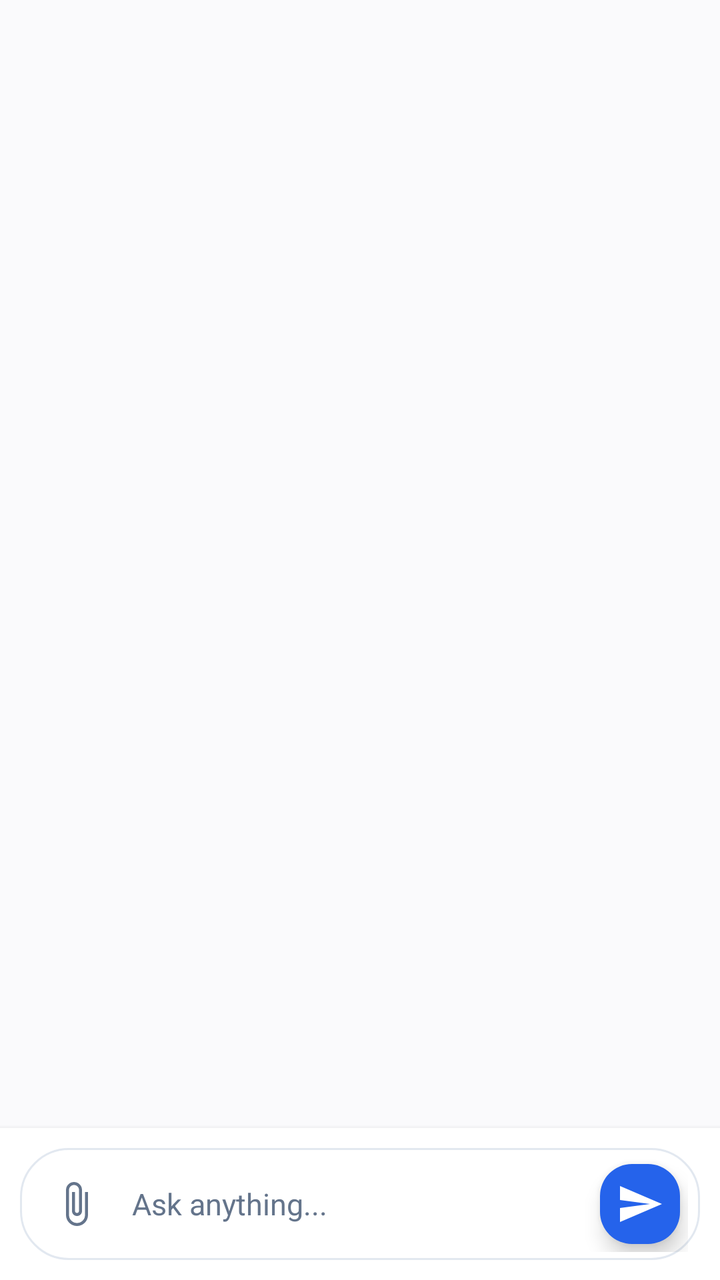
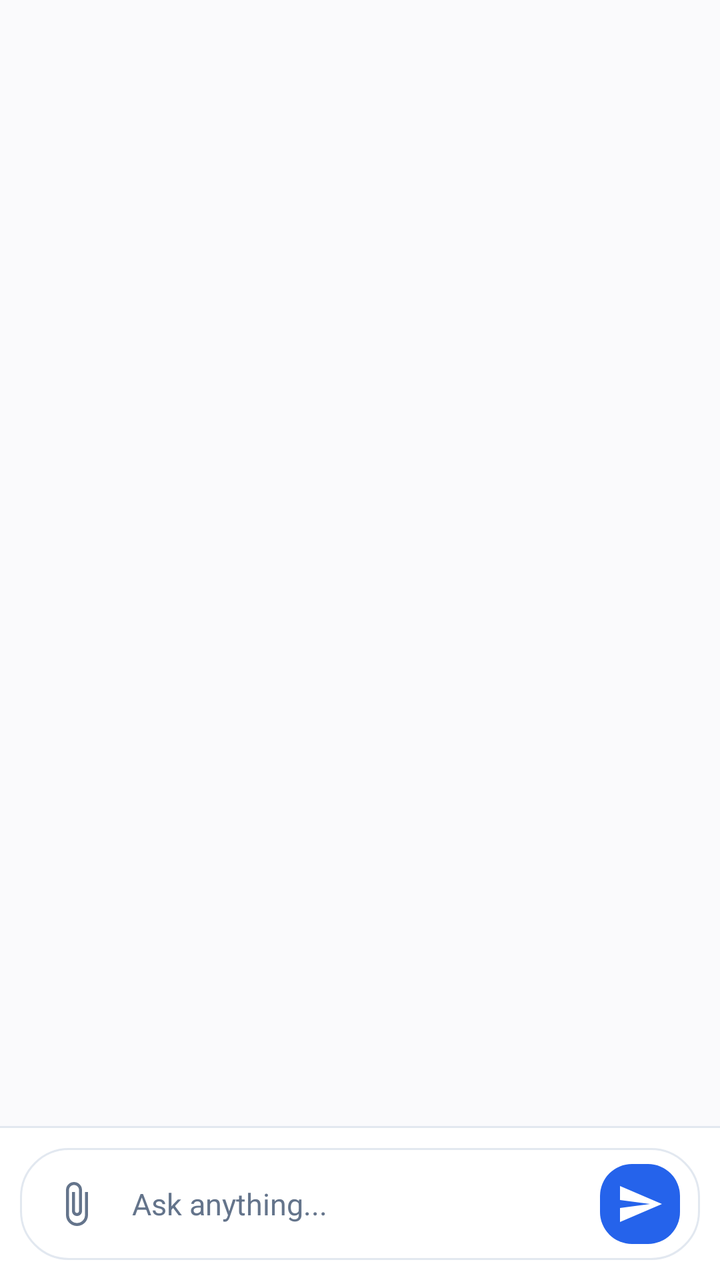

Compare the two renders of this Android layout. The source of the first and the diff that turns it into the second are given below.
<!-- AndroidManifest.xml: application theme Theme.OmniChat -->
<!-- res/layout/fragment_chat.xml -->
<?xml version="1.0" encoding="utf-8"?>
<androidx.constraintlayout.widget.ConstraintLayout
    xmlns:android="http://schemas.android.com/apk/res/android"
    xmlns:app="http://schemas.android.com/apk/res-auto"
    android:id="@+id/chat_root"
    android:layout_width="match_parent"
    android:layout_height="match_parent"
    android:background="?android:colorBackground">

    
    <androidx.recyclerview.widget.RecyclerView
        android:id="@+id/recycler_messages"
        android:layout_width="0dp"
        android:layout_height="0dp"
        android:clipToPadding="false"
        android:paddingStart="12dp"
        android:paddingTop="12dp"
        android:paddingEnd="12dp"
        android:paddingBottom="12dp"
        app:layout_constraintBottom_toTopOf="@+id/composer_container"
        app:layout_constraintEnd_toEndOf="parent"
        app:layout_constraintStart_toStartOf="parent"
        app:layout_constraintTop_toTopOf="parent" />

    
    <androidx.core.widget.NestedScrollView
        android:id="@+id/layout_empty_state"
        android:layout_width="0dp"
        android:layout_height="0dp"
        android:fillViewport="true"
        android:visibility="gone"
        app:layout_constraintBottom_toTopOf="@+id/composer_container"
        app:layout_constraintEnd_toEndOf="parent"
        app:layout_constraintStart_toStartOf="parent"
        app:layout_constraintTop_toTopOf="parent">

        <LinearLayout
            android:layout_width="match_parent"
            android:layout_height="wrap_content"
            android:gravity="center_horizontal"
            android:orientation="vertical"
            android:paddingStart="20dp"
            android:paddingTop="32dp"
            android:paddingEnd="20dp"
            android:paddingBottom="24dp">

            
            <FrameLayout
                android:layout_width="64dp"
                android:layout_height="64dp"
                android:background="@drawable/bg_badge_model">

                <ImageView
                    android:id="@+id/iv_empty_brand_icon"
                    android:layout_width="32dp"
                    android:layout_height="32dp"
                    android:layout_gravity="center"
                    android:src="@drawable/ic_sparkle"
                    app:tint="@color/brand_primary" />

            </FrameLayout>

            <TextView
                android:id="@+id/tv_empty_title"
                android:layout_width="wrap_content"
                android:layout_height="wrap_content"
                android:layout_marginTop="16dp"
                android:text="How can I help you today?"
                android:textAppearance="@style/TextAppearance.Material3.HeadlineSmall"
                android:textColor="?attr/colorOnSurface"
                android:textStyle="bold" />

            
            <TextView
                android:id="@+id/tv_active_model_pill"
                android:layout_width="wrap_content"
                android:layout_height="wrap_content"
                android:layout_marginTop="8dp"
                android:background="@drawable/bg_pill_blue"
                android:paddingStart="12dp"
                android:paddingTop="4dp"
                android:paddingEnd="12dp"
                android:paddingBottom="4dp"
                android:text="⚡ GPT-4o • OpenAI"
                android:textColor="@color/status_blue_text"
                android:textSize="12sp"
                android:textStyle="bold" />

            
            <com.google.android.material.card.MaterialCardView
                android:id="@+id/card_missing_key"
                style="@style/Widget.Material3.CardView.Filled"
                android:layout_width="match_parent"
                android:layout_height="wrap_content"
                android:layout_marginTop="20dp"
                app:cardBackgroundColor="@color/status_amber_bg"
                app:cardCornerRadius="16dp"
                app:strokeColor="@color/status_amber_border"
                app:strokeWidth="1dp">

                <LinearLayout
                    android:layout_width="match_parent"
                    android:layout_height="wrap_content"
                    android:gravity="center_vertical"
                    android:orientation="horizontal"
                    android:padding="16dp">

                    <LinearLayout
                        android:layout_width="0dp"
                        android:layout_height="wrap_content"
                        android:layout_weight="1"
                        android:orientation="vertical">

                        <TextView
                            android:id="@+id/tv_missing_key_title"
                            android:layout_width="wrap_content"
                            android:layout_height="wrap_content"
                            android:text="⚠️ API Key Required"
                            android:textAppearance="@style/TextAppearance.Material3.TitleSmall"
                            android:textColor="@color/status_amber_text"
                            android:textStyle="bold" />

                        <TextView
                            android:id="@+id/tv_missing_key_subtitle"
                            android:layout_width="wrap_content"
                            android:layout_height="wrap_content"
                            android:layout_marginTop="2dp"
                            android:text="Enter your API key to start chatting with official models."
                            android:textAppearance="@style/TextAppearance.Material3.BodySmall"
                            android:textColor="?attr/colorOnSurfaceVariant"
                            android:textSize="12sp" />

                    </LinearLayout>

                    <com.google.android.material.button.MaterialButton
                        android:id="@+id/btn_add_key_banner"
                        style="@style/Widget.Material3.Button"
                        android:layout_width="wrap_content"
                        android:layout_height="38dp"
                        android:layout_marginStart="8dp"
                        android:text="Add Key"
                        android:textSize="12sp"
                        app:icon="@drawable/ic_key"
                        app:iconSize="14dp" />

                </LinearLayout>

            </com.google.android.material.card.MaterialCardView>

            
            <TextView
                android:layout_width="match_parent"
                android:layout_height="wrap_content"
                android:layout_marginTop="24dp"
                android:text="Suggested Starters"
                android:textAppearance="@style/TextAppearance.Material3.LabelLarge"
                android:textColor="?attr/colorOnSurfaceVariant" />

            <LinearLayout
                android:layout_width="match_parent"
                android:layout_height="wrap_content"
                android:layout_marginTop="10dp"
                android:orientation="vertical">

                
                <com.google.android.material.card.MaterialCardView
                    android:id="@+id/card_starter_1"
                    style="@style/Widget.Material3.CardView.Elevated"
                    android:layout_width="match_parent"
                    android:layout_height="wrap_content"
                    android:layout_marginBottom="8dp"
                    android:clickable="true"
                    android:focusable="true"
                    app:cardCornerRadius="14dp"
                    app:cardElevation="1dp"
                    app:strokeColor="?attr/colorOutline"
                    app:strokeWidth="1dp">

                    <LinearLayout
                        android:layout_width="match_parent"
                        android:layout_height="wrap_content"
                        android:gravity="center_vertical"
                        android:orientation="horizontal"
                        android:padding="14dp">

                        <TextView
                            android:layout_width="wrap_content"
                            android:layout_height="wrap_content"
                            android:text="💡"
                            android:textSize="18sp" />

                        <TextView
                            android:id="@+id/tv_starter_1_text"
                            android:layout_width="0dp"
                            android:layout_height="wrap_content"
                            android:layout_marginStart="12dp"
                            android:layout_weight="1"
                            android:text="Brainstorm innovative product features for an AI app"
                            android:textAppearance="@style/TextAppearance.Material3.BodyMedium"
                            android:textColor="?attr/colorOnSurface" />

                    </LinearLayout>

                </com.google.android.material.card.MaterialCardView>

                
                <com.google.android.material.card.MaterialCardView
                    android:id="@+id/card_starter_2"
                    style="@style/Widget.Material3.CardView.Elevated"
                    android:layout_width="match_parent"
                    android:layout_height="wrap_content"
                    android:layout_marginBottom="8dp"
                    android:clickable="true"
                    android:focusable="true"
                    app:cardCornerRadius="14dp"
                    app:cardElevation="1dp"
                    app:strokeColor="?attr/colorOutline"
                    app:strokeWidth="1dp">

                    <LinearLayout
                        android:layout_width="match_parent"
                        android:layout_height="wrap_content"
                        android:gravity="center_vertical"
                        android:orientation="horizontal"
                        android:padding="14dp">

                        <TextView
                            android:layout_width="wrap_content"
                            android:layout_height="wrap_content"
                            android:text="💻"
                            android:textSize="18sp" />

                        <TextView
                            android:id="@+id/tv_starter_2_text"
                            android:layout_width="0dp"
                            android:layout_height="wrap_content"
                            android:layout_marginStart="12dp"
                            android:layout_weight="1"
                            android:text="Write a high-performance Kotlin Coroutine Flow pipeline"
                            android:textAppearance="@style/TextAppearance.Material3.BodyMedium"
                            android:textColor="?attr/colorOnSurface" />

                    </LinearLayout>

                </com.google.android.material.card.MaterialCardView>

                
                <com.google.android.material.card.MaterialCardView
                    android:id="@+id/card_starter_3"
                    style="@style/Widget.Material3.CardView.Elevated"
                    android:layout_width="match_parent"
                    android:layout_height="wrap_content"
                    android:layout_marginBottom="8dp"
                    android:clickable="true"
                    android:focusable="true"
                    app:cardCornerRadius="14dp"
                    app:cardElevation="1dp"
                    app:strokeColor="?attr/colorOutline"
                    app:strokeWidth="1dp">

                    <LinearLayout
                        android:layout_width="match_parent"
                        android:layout_height="wrap_content"
                        android:gravity="center_vertical"
                        android:orientation="horizontal"
                        android:padding="14dp">

                        <TextView
                            android:layout_width="wrap_content"
                            android:layout_height="wrap_content"
                            android:text="🧠"
                            android:textSize="18sp" />

                        <TextView
                            android:id="@+id/tv_starter_3_text"
                            android:layout_width="0dp"
                            android:layout_height="wrap_content"
                            android:layout_marginStart="12dp"
                            android:layout_weight="1"
                            android:text="Explain quantum computing &amp; superposition simply"
                            android:textAppearance="@style/TextAppearance.Material3.BodyMedium"
                            android:textColor="?attr/colorOnSurface" />

                    </LinearLayout>

                </com.google.android.material.card.MaterialCardView>

                
                <com.google.android.material.card.MaterialCardView
                    android:id="@+id/card_starter_4"
                    style="@style/Widget.Material3.CardView.Elevated"
                    android:layout_width="match_parent"
                    android:layout_height="wrap_content"
                    android:clickable="true"
                    android:focusable="true"
                    app:cardCornerRadius="14dp"
                    app:cardElevation="1dp"
                    app:strokeColor="?attr/colorOutline"
                    app:strokeWidth="1dp">

                    <LinearLayout
                        android:layout_width="match_parent"
                        android:layout_height="wrap_content"
                        android:gravity="center_vertical"
                        android:orientation="horizontal"
                        android:padding="14dp">

                        <TextView
                            android:layout_width="wrap_content"
                            android:layout_height="wrap_content"
                            android:text="✍️"
                            android:textSize="18sp" />

                        <TextView
                            android:id="@+id/tv_starter_4_text"
                            android:layout_width="0dp"
                            android:layout_height="wrap_content"
                            android:layout_marginStart="12dp"
                            android:layout_weight="1"
                            android:text="Draft a clear, compelling proposal email for a team lead"
                            android:textAppearance="@style/TextAppearance.Material3.BodyMedium"
                            android:textColor="?attr/colorOnSurface" />

                    </LinearLayout>

                </com.google.android.material.card.MaterialCardView>

            </LinearLayout>

        </LinearLayout>

    </androidx.core.widget.NestedScrollView>

    
    <LinearLayout
        android:id="@+id/composer_container"
        android:layout_width="0dp"
        android:layout_height="wrap_content"
        android:background="?attr/colorSurface"
        android:elevation="4dp"
        android:orientation="vertical"
        android:padding="10dp"
        app:layout_constraintBottom_toBottomOf="parent"
        app:layout_constraintEnd_toEndOf="parent"
        app:layout_constraintStart_toStartOf="parent">

        
        <androidx.recyclerview.widget.RecyclerView
            android:id="@+id/recycler_attachments"
            android:layout_width="match_parent"
            android:layout_height="wrap_content"
            android:layout_marginBottom="6dp"
            android:orientation="horizontal"
            android:visibility="gone"
            app:layoutManager="androidx.recyclerview.widget.LinearLayoutManager" />

        
        <LinearLayout
            android:layout_width="match_parent"
            android:layout_height="wrap_content"
            android:background="@drawable/bg_composer"
            android:gravity="center_vertical"
            android:orientation="horizontal"
            android:paddingStart="8dp"
            android:paddingTop="4dp"
            android:paddingEnd="6dp"
            android:paddingBottom="4dp">

            
            <ImageButton
                android:id="@+id/btn_attach"
                android:layout_width="40dp"
                android:layout_height="40dp"
                android:background="?attr/selectableItemBackgroundBorderless"
                android:contentDescription="Attach file or image"
                android:src="@drawable/ic_attachment"
                app:tint="?attr/colorOnSurfaceVariant" />

            
            <EditText
                android:id="@+id/et_message"
                android:layout_width="0dp"
                android:layout_height="wrap_content"
                android:layout_weight="1"
                android:background="@null"
                android:hint="Ask anything..."
                android:importantForAutofill="no"
                android:inputType="textMultiLine|textCapSentences"
                android:maxLines="6"
                android:minHeight="40dp"
                android:paddingStart="8dp"
                android:paddingEnd="8dp"
                android:textColor="?attr/colorOnSurface"
                android:textColorHint="?attr/colorOnSurfaceVariant"
                android:textSize="15sp" />

            
            <com.google.android.material.floatingactionbutton.FloatingActionButton
                android:id="@+id/fab_send"
                android:layout_width="wrap_content"
                android:layout_height="wrap_content"
                android:contentDescription="Send Message"
                app:backgroundTint="@color/brand_primary"
                app:fabCustomSize="40dp"
                app:srcCompat="@drawable/ic_send"
                app:tint="#FFFFFF" />

        </LinearLayout>

    </LinearLayout>

</androidx.constraintlayout.widget.ConstraintLayout>
<!-- resources referenced by this layout -->
<resources>
  <color name="brand_primary">#2563EB</color>
  <color name="status_amber_bg">#FFFBEB</color>
  <color name="status_amber_border">#FDE68A</color>
  <color name="status_amber_text">#D97706</color>
  <color name="status_blue_text">#2563EB</color>
  <!-- drawable bg_badge_model (drawable) -->
  <?xml version="1.0" encoding="utf-8"?>
  <shape xmlns:android="http://schemas.android.com/apk/res/android"
      android:shape="rectangle">
      <solid android:color="?attr/colorSurfaceVariant" />
      <stroke android:width="1dp" android:color="?attr/colorOutline" />
      <corners android:radius="16dp" />
  </shape>
  <!-- drawable bg_composer (drawable) -->
  <?xml version="1.0" encoding="utf-8"?>
  <shape xmlns:android="http://schemas.android.com/apk/res/android"
      android:shape="rectangle">
      <solid android:color="?attr/colorSurface" />
      <stroke android:width="1dp" android:color="?attr/colorOutline" />
      <corners android:radius="24dp" />
  </shape>
  <!-- drawable bg_pill_blue (drawable) -->
  <?xml version="1.0" encoding="utf-8"?>
  <shape xmlns:android="http://schemas.android.com/apk/res/android"
      android:shape="rectangle">
      <solid android:color="@color/status_blue_bg" />
      <stroke android:width="1dp" android:color="@color/status_blue_border" />
      <corners android:radius="12dp" />
  </shape>
  <!-- drawable ic_key (drawable) -->
  <vector xmlns:android="http://schemas.android.com/apk/res/android"
      android:width="24dp"
      android:height="24dp"
      android:viewportWidth="24"
      android:viewportHeight="24">
      <path
          android:fillColor="#FFFFFFFF"
          android:pathData="M21,10h-8.35C11.83,7.67 9.61,6 7,6c-3.31,0 -6,2.69 -6,6s2.69,6 6,6c2.61,0 4.83,-1.67 5.65,-4H13l2,2 2,-2 2,2 4,-4.04L21,10zM7,15c-1.65,0 -3,-1.35 -3,-3s1.35,-3 3,-3 3,1.35 3,3 -1.35,3 -3,3z" />
  </vector>
  <!-- drawable ic_send (drawable) -->
  <vector xmlns:android="http://schemas.android.com/apk/res/android"
      android:width="24dp"
      android:height="24dp"
      android:viewportWidth="24"
      android:viewportHeight="24"
      android:tint="?attr/colorControlNormal">
      <path
          android:fillColor="@android:color/white"
          android:pathData="M2.01,21L23,12 2.01,3 2,10l15,2 -15,2z" />
  </vector>
  <style name="Theme.OmniChat" parent="Theme.Material3.DayNight.NoActionBar">
          
          <item name="colorPrimary">@color/brand_primary</item>
          <item name="colorOnPrimary">#FFFFFF</item>
          <item name="colorPrimaryContainer">#DBEAFE</item>
          <item name="colorOnPrimaryContainer">#1E40AF</item>
          <item name="colorSecondary">@color/brand_accent</item>
          <item name="colorOnSecondary">#FFFFFF</item>
  
          
          <item name="android:colorBackground">@color/bg_light</item>
          <item name="colorSurface">@color/surface_light</item>
          <item name="colorOnSurface">@color/text_primary_light</item>
          <item name="colorSurfaceVariant">@color/surface_variant_light</item>
          <item name="colorOnSurfaceVariant">@color/text_secondary_light</item>
          <item name="colorOutline">@color/border_light</item>
  
          
          <item name="android:statusBarColor">@android:color/transparent</item>
          <item name="android:navigationBarColor">@android:color/transparent</item>
          <item name="android:windowLightStatusBar">true</item>
          <item name="android:windowLightNavigationBar">true</item>
      </style>
  <color name="status_blue_bg">#EFF6FF</color>
  <color name="status_blue_border">#BFDBFE</color>
  <color name="brand_accent">#7C3AED</color>
  <color name="bg_light">#FAFAFC</color>
  <color name="surface_light">#FFFFFF</color>
  <color name="text_primary_light">#0F172A</color>
  <color name="surface_variant_light">#F1F5F9</color>
  <color name="text_secondary_light">#64748B</color>
  <color name="border_light">#E2E8F0</color>
  <!-- unchanged entries left out for length: 2 -->
</resources>

<!-- the commit's change to res/layout/fragment_chat.xml (unified diff, before → after) -->
@@ -172,7 +172,7 @@
                     android:clickable="true"
                     android:focusable="true"
                     app:cardCornerRadius="14dp"
-                    app:cardElevation="1dp"
+                    app:cardElevation="0dp"
                     app:strokeColor="?attr/colorOutline"
                     app:strokeWidth="1dp">
 
@@ -213,7 +213,7 @@
                     android:clickable="true"
                     android:focusable="true"
                     app:cardCornerRadius="14dp"
-                    app:cardElevation="1dp"
+                    app:cardElevation="0dp"
                     app:strokeColor="?attr/colorOutline"
                     app:strokeWidth="1dp">
 
@@ -254,7 +254,7 @@
                     android:clickable="true"
                     android:focusable="true"
                     app:cardCornerRadius="14dp"
-                    app:cardElevation="1dp"
+                    app:cardElevation="0dp"
                     app:strokeColor="?attr/colorOutline"
                     app:strokeWidth="1dp">
 
@@ -294,7 +294,7 @@
                     android:clickable="true"
                     android:focusable="true"
                     app:cardCornerRadius="14dp"
-                    app:cardElevation="1dp"
+                    app:cardElevation="0dp"
                     app:strokeColor="?attr/colorOutline"
                     app:strokeWidth="1dp">
 
@@ -337,73 +337,86 @@
         android:layout_width="0dp"
         android:layout_height="wrap_content"
         android:background="?attr/colorSurface"
-        android:elevation="4dp"
         android:orientation="vertical"
-        android:padding="10dp"
         app:layout_constraintBottom_toBottomOf="parent"
         app:layout_constraintEnd_toEndOf="parent"
         app:layout_constraintStart_toStartOf="parent">
 
-        
-        <androidx.recyclerview.widget.RecyclerView
-            android:id="@+id/recycler_attachments"
+        <View
             android:layout_width="match_parent"
-            android:layout_height="wrap_content"
-            android:layout_marginBottom="6dp"
-            android:orientation="horizontal"
-            android:visibility="gone"
-            app:layoutManager="androidx.recyclerview.widget.LinearLayoutManager" />
-
-        
+            android:layout_height="1dp"
+            android:background="?attr/colorOutline" />
+
         <LinearLayout
             android:layout_width="match_parent"
             android:layout_height="wrap_content"
-            android:background="@drawable/bg_composer"
-            android:gravity="center_vertical"
-            android:orientation="horizontal"
-            android:paddingStart="8dp"
-            android:paddingTop="4dp"
-            android:paddingEnd="6dp"
-            android:paddingBottom="4dp">
-
-            
-            <ImageButton
-                android:id="@+id/btn_attach"
-                android:layout_width="40dp"
-                android:layout_height="40dp"
-                android:background="?attr/selectableItemBackgroundBorderless"
-                android:contentDescription="Attach file or image"
-                android:src="@drawable/ic_attachment"
-                app:tint="?attr/colorOnSurfaceVariant" />
-
-            
-            <EditText
-                android:id="@+id/et_message"
-                android:layout_width="0dp"
-                android:layout_height="wrap_content"
-                android:layout_weight="1"
-                android:background="@null"
-                android:hint="Ask anything..."
-                android:importantForAutofill="no"
-                android:inputType="textMultiLine|textCapSentences"
-                android:maxLines="6"
-                android:minHeight="40dp"
+            android:orientation="vertical"
+            android:padding="10dp">
+
+            
+            <androidx.recyclerview.widget.RecyclerView
+                android:id="@+id/recycler_attachments"
+                android:layout_width="match_parent"
+                android:layout_height="wrap_content"
+                android:layout_marginBottom="6dp"
+                android:orientation="horizontal"
+                android:visibility="gone"
+                app:layoutManager="androidx.recyclerview.widget.LinearLayoutManager" />
+
+            
+            <LinearLayout
+                android:layout_width="match_parent"
+                android:layout_height="wrap_content"
+                android:background="@drawable/bg_composer"
+                android:gravity="center_vertical"
+                android:orientation="horizontal"
                 android:paddingStart="8dp"
-                android:paddingEnd="8dp"
-                android:textColor="?attr/colorOnSurface"
-                android:textColorHint="?attr/colorOnSurfaceVariant"
-                android:textSize="15sp" />
-
-            
-            <com.google.android.material.floatingactionbutton.FloatingActionButton
-                android:id="@+id/fab_send"
-                android:layout_width="wrap_content"
-                android:layout_height="wrap_content"
-                android:contentDescription="Send Message"
-                app:backgroundTint="@color/brand_primary"
-                app:fabCustomSize="40dp"
-                app:srcCompat="@drawable/ic_send"
-                app:tint="#FFFFFF" />
+                android:paddingTop="4dp"
+                android:paddingEnd="6dp"
+                android:paddingBottom="4dp">
+
+                
+                <ImageButton
+                    android:id="@+id/btn_attach"
+                    android:layout_width="40dp"
+                    android:layout_height="40dp"
+                    android:background="?attr/selectableItemBackgroundBorderless"
+                    android:contentDescription="Attach file or image"
+                    android:src="@drawable/ic_attachment"
+                    app:tint="?attr/colorOnSurfaceVariant" />
+
+                
+                <EditText
+                    android:id="@+id/et_message"
+                    android:layout_width="0dp"
+                    android:layout_height="wrap_content"
+                    android:layout_weight="1"
+                    android:background="@null"
+                    android:hint="Ask anything..."
+                    android:importantForAutofill="no"
+                    android:inputType="textMultiLine|textCapSentences"
+                    android:maxLines="6"
+                    android:minHeight="40dp"
+                    android:paddingStart="8dp"
+                    android:paddingEnd="8dp"
+                    android:textColor="?attr/colorOnSurface"
+                    android:textColorHint="?attr/colorOnSurfaceVariant"
+                    android:textSize="15sp" />
+
+                
+                <com.google.android.material.floatingactionbutton.FloatingActionButton
+                    android:id="@+id/fab_send"
+                    android:layout_width="wrap_content"
+                    android:layout_height="wrap_content"
+                    android:contentDescription="Send Message"
+                    app:backgroundTint="@color/brand_primary"
+                    app:elevation="0dp"
+                    app:fabCustomSize="40dp"
+                    app:pressedTranslationZ="0dp"
+                    app:srcCompat="@drawable/ic_send"
+                    app:tint="#FFFFFF" />
+
+            </LinearLayout>
 
         </LinearLayout>
 
<!-- resource entries referenced after the edit -->
@@ -68,6 +68,9 @@
           <item name="colorOutline">@color/border_light</item>
   
           
+          <item name="elevationOverlayEnabled">false</item>
+  
+          
           <item name="android:statusBarColor">@android:color/transparent</item>
           <item name="android:navigationBarColor">@android:color/transparent</item>
           <item name="android:windowLightStatusBar">true</item>
